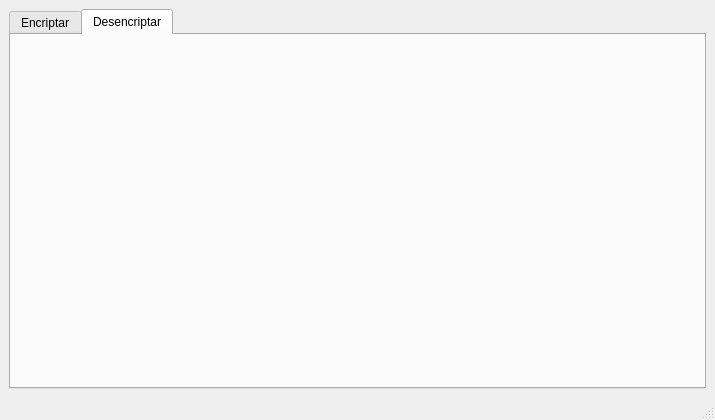
Old version of the form mainwindow.ui in the repository FFahrenheit/QTImageEncryption.
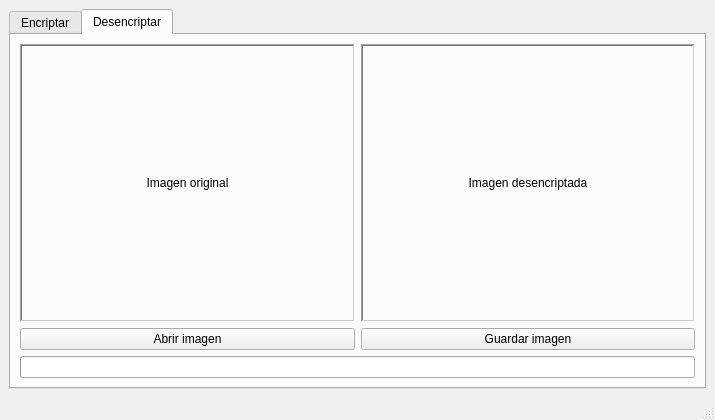
New version of the form. The open tabs and pages were chosen to show the change.

```diff
--- a/mainwindow.ui
+++ b/mainwindow.ui
@@ -87,6 +87,67 @@
        <attribute name="title">
         <string>Desencriptar</string>
        </attribute>
+       <layout class="QGridLayout" name="gridLayout_3">
+        <item row="0" column="0">
+         <widget class="QLabel" name="decrypt_original">
+          <property name="frameShape">
+           <enum>QFrame::WinPanel</enum>
+          </property>
+          <property name="frameShadow">
+           <enum>QFrame::Sunken</enum>
+          </property>
+          <property name="text">
+           <string>Imagen original</string>
+          </property>
+          <property name="alignment">
+           <set>Qt::AlignCenter</set>
+          </property>
+         </widget>
+        </item>
+        <item row="0" column="1">
+         <widget class="QLabel" name="decrypt_result">
+          <property name="frameShape">
+           <enum>QFrame::WinPanel</enum>
+          </property>
+          <property name="frameShadow">
+           <enum>QFrame::Sunken</enum>
+          </property>
+          <property name="text">
+           <string>Imagen desencriptada</string>
+          </property>
+          <property name="alignment">
+           <set>Qt::AlignCenter</set>
+          </property>
+         </widget>
+        </item>
+        <item row="1" column="0">
+         <widget class="QPushButton" name="decrypt_open">
+          <property name="text">
+           <string>Abrir imagen</string>
+          </property>
+         </widget>
+        </item>
+        <item row="1" column="1">
+         <widget class="QPushButton" name="decrypt_save">
+          <property name="text">
+           <string>Guardar imagen</string>
+          </property>
+         </widget>
+        </item>
+        <item row="2" column="0" colspan="2">
+         <widget class="QProgressBar" name="decryption_progress">
+          <property name="enabled">
+           <bool>true</bool>
+          </property>
+          <property name="value">
+           <number>0</number>
+          </property>
+          <property name="textVisible">
+           <bool>false</bool>
+          </property>
+         </widget>
+        </item>
+       </layout>
       </widget>
      </widget>
     </item>
```
Left out of the diff: 6 changed lines with no effect on the pictures.
